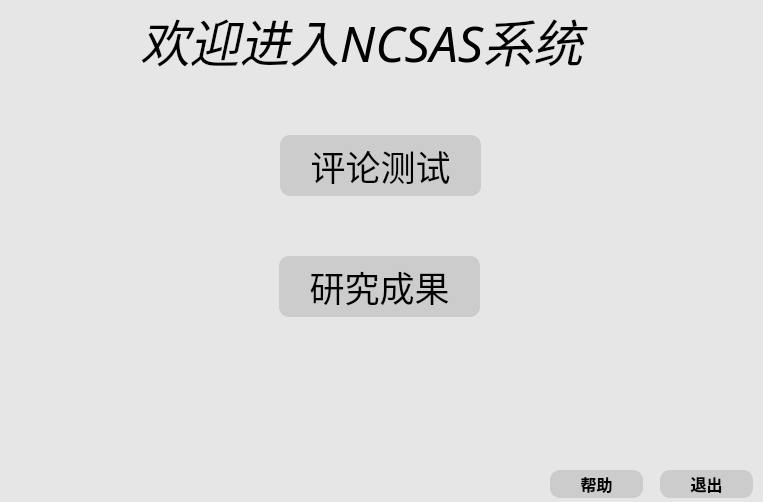
Above: UI/mainlala.ui from Orchardxyz/NCSAS before the change. Below: the same form after it.
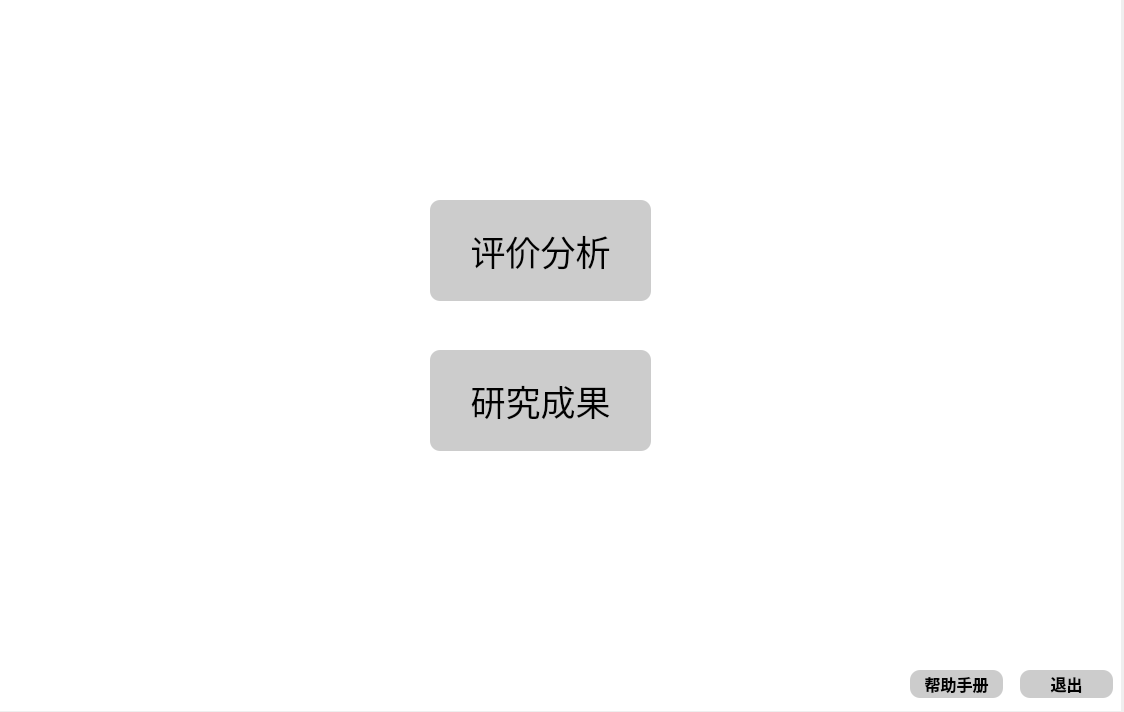
That is the form after the change. Icons and pictures are not drawn.

Diff of the .ui file:
```diff
--- a/UI/mainlala.ui
+++ b/UI/mainlala.ui
@@ -6,8 +6,8 @@
    <rect>
     <x>0</x>
     <y>0</y>
-    <width>763</width>
-    <height>502</height>
+    <width>1124</width>
+    <height>712</height>
    </rect>
   </property>
   <property name="windowTitle">
@@ -18,8 +18,8 @@
     <rect>
      <x>0</x>
      <y>0</y>
-     <width>771</width>
-     <height>511</height>
+     <width>1121</width>
+     <height>711</height>
     </rect>
    </property>
    <property name="styleSheet">
@@ -30,9 +30,8 @@
 }
 QFrame {
 	border: solid 1px rgba(0,0,0);
-	border-image: url(:/main/newmainla.png);
- 	background-color: rgb(230, 230, 230)
-
+	/*background-image: url(:/main/newmainla.png);
+	background: #FFFFF0;*/
 }
 
 QPushButton {
@@ -44,26 +43,11 @@
 	border-style: outset;
 
 	border-radius: 10px;
-	
-	
-	font: 60 30pt &quot;Verdana&quot;;
-     
+opacity:0.7;
 }
 QPushButton:pressed {
 	background-color: white;
 	border-style: inset;
-}
-
-QLabel {
-border-image:url(); 
-background-color:transparent;
-
- font:italic bold  arial sans-serif ;
-	font: 57 13pt  &quot;Helvetica Neue&quot;;
-font-weight:400;
-font-size:50px;
-font-color:rgb(253, 102, 102);
-color:
 }</string>
    </property>
    <property name="frameShape">
@@ -75,96 +59,83 @@
    <widget class="QPushButton" name="pushButton_3">
     <property name="geometry">
      <rect>
-      <x>280</x>
-      <y>135</y>
-      <width>201</width>
-      <height>61</height>
-     </rect>
-    </property>
-    <property name="text">
-     <string>评论测试</string>
-    </property>
-    <property name="flat">
-     <bool>false</bool>
-    </property>
-   </widget>
-   <widget class="QPushButton" name="pushButton">
-    <property name="geometry">
-     <rect>
-      <x>550</x>
-      <y>470</y>
-      <width>93</width>
-      <height>28</height>
-     </rect>
-    </property>
-    <property name="styleSheet">
-     <string notr="true">QPushButton{
-font-size: 16px;
-	font-family: sans-serif;
-font-weight: bold;
-	
-}</string>
-    </property>
-    <property name="text">
-     <string>帮助</string>
-    </property>
-    <property name="flat">
-     <bool>true</bool>
-    </property>
-   </widget>
-   <widget class="QPushButton" name="pushButton_4">
-    <property name="geometry">
-     <rect>
-      <x>660</x>
-      <y>470</y>
-      <width>93</width>
-      <height>28</height>
-     </rect>
-    </property>
-    <property name="styleSheet">
-     <string notr="true">QPushButton{
-font-size: 16px;
-	font-family: sans-serif;
-font-weight: bold;
-	
-}</string>
-    </property>
-    <property name="text">
-     <string>退出</string>
-    </property>
-    <property name="flat">
-     <bool>true</bool>
-    </property>
-   </widget>
-   <widget class="QLabel" name="label">
-    <property name="geometry">
-     <rect>
-      <x>140</x>
-      <y>0</y>
-      <width>531</width>
-      <height>81</height>
-     </rect>
-    </property>
-    <property name="text">
-     <string>欢迎进入NCSAS系统</string>
-    </property>
-   </widget>
-   <widget class="QPushButton" name="pushButton_5">
-    <property name="geometry">
-     <rect>
-      <x>279</x>
-      <y>256</y>
-      <width>201</width>
-      <height>61</height>
+      <x>430</x>
+      <y>350</y>
+      <width>221</width>
+      <height>101</height>
      </rect>
     </property>
     <property name="text">
      <string>研究成果</string>
     </property>
+   </widget>
+   <widget class="QPushButton" name="buttonCommentAnalysis">
+    <property name="geometry">
+     <rect>
+      <x>430</x>
+      <y>200</y>
+      <width>221</width>
+      <height>101</height>
+     </rect>
+    </property>
+    <property name="contextMenuPolicy">
+     <enum>Qt::NoContextMenu</enum>
+    </property>
+    <property name="text">
+     <string>评价分析</string>
+    </property>
     <property name="flat">
      <bool>false</bool>
     </property>
    </widget>
+   <widget class="QPushButton" name="buttonHelp">
+    <property name="geometry">
+     <rect>
+      <x>910</x>
+      <y>670</y>
+      <width>93</width>
+      <height>28</height>
+     </rect>
+    </property>
+    <property name="styleSheet">
+     <string notr="true">QPushButton{
+font-size: 16px;
+	font-family: sans-serif;
+font-weight: bold;
+	
+}</string>
+    </property>
+    <property name="text">
+     <string>帮助手册</string>
+    </property>
+    <property name="flat">
+     <bool>true</bool>
+    </property>
+   </widget>
+   <widget class="QPushButton" name="buttonExit">
+    <property name="geometry">
+     <rect>
+      <x>1020</x>
+      <y>670</y>
+      <width>93</width>
+      <height>28</height>
+     </rect>
+    </property>
+    <property name="styleSheet">
+     <string notr="true">QPushButton{
+font-size: 16px;
+	font-family: sans-serif;
+font-weight: bold;
+	
+}</string>
+    </property>
+    <property name="text">
+     <string>退出</string>
+    </property>
+    <property name="flat">
+     <bool>true</bool>
+    </property>
+   </widget>
   </widget>
  </widget>
  <resources>
```
Left out of the diff: 11 changed lines with no effect on the pictures.
